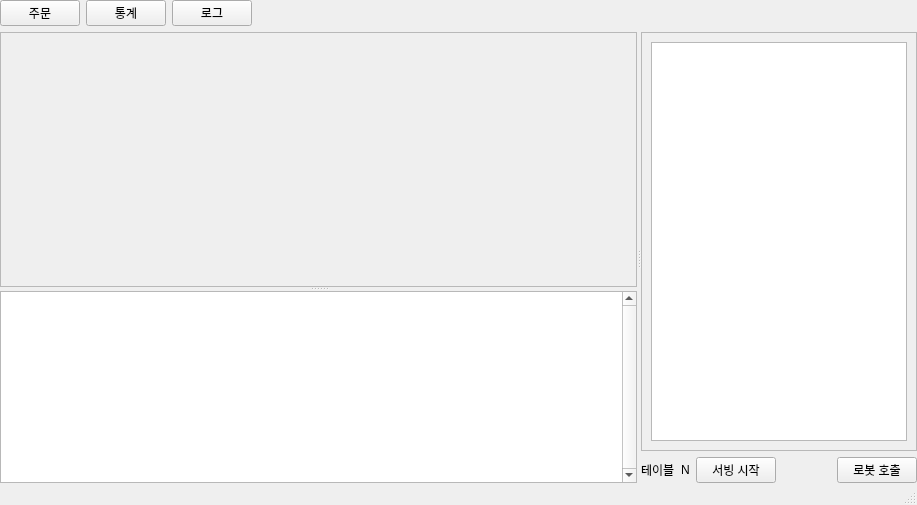
Before: the Qt Designer form src/ui/kitchen_display/widgets/MainWindow.ui in j0minjae/smart-delivery-robot, drawn with Qt 5.
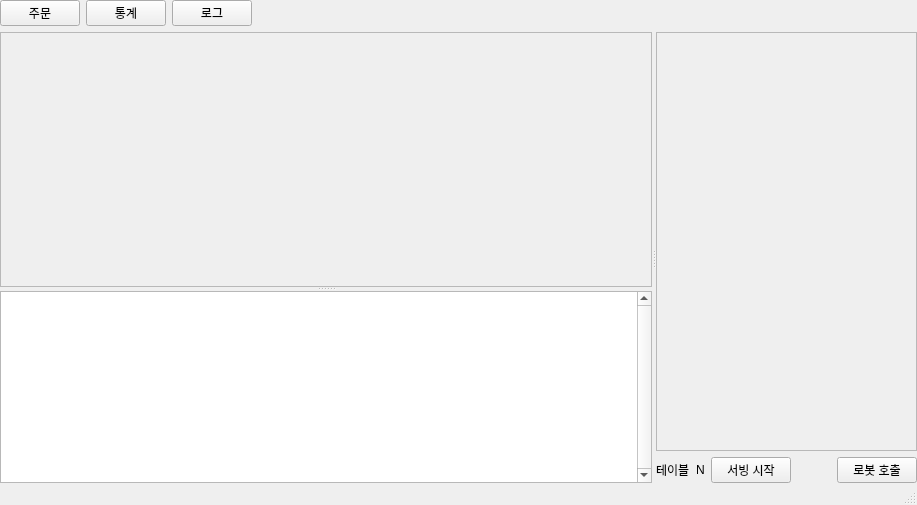
After: the same form once the commit is applied.

Patch:
```diff
--- a/src/ui/kitchen_display/widgets/MainWindow.ui
+++ b/src/ui/kitchen_display/widgets/MainWindow.ui
@@ -156,8 +156,8 @@
                     <rect>
                      <x>0</x>
                      <y>0</y>
-                     <width>566</width>
-                     <height>227</height>
+                     <width>596</width>
+                     <height>228</height>
                     </rect>
                    </property>
                    <layout class="QHBoxLayout" name="horizontalLayout">
@@ -187,8 +187,8 @@
                    <string>&lt;!DOCTYPE HTML PUBLIC &quot;-//W3C//DTD HTML 4.0//EN&quot; &quot;http://www.w3.org/TR/REC-html40/strict.dtd&quot;&gt;
 &lt;html&gt;&lt;head&gt;&lt;meta name=&quot;qrichtext&quot; content=&quot;1&quot; /&gt;&lt;style type=&quot;text/css&quot;&gt;
 p, li { white-space: pre-wrap; }
-&lt;/style&gt;&lt;/head&gt;&lt;body style=&quot; font-family:'Gulim'; font-size:9pt; font-weight:400; font-style:normal;&quot;&gt;
-&lt;p style=&quot;-qt-paragraph-type:empty; margin-top:0px; margin-bottom:0px; margin-left:0px; margin-right:0px; -qt-block-indent:0; text-indent:0px; font-family:'Ubuntu'; font-size:11pt;&quot;&gt;&lt;br /&gt;&lt;/p&gt;&lt;/body&gt;&lt;/html&gt;</string>
+&lt;/style&gt;&lt;/head&gt;&lt;body style=&quot; font-family:'Ubuntu'; font-size:11pt; font-weight:400; font-style:normal;&quot;&gt;
+&lt;p style=&quot;-qt-paragraph-type:empty; margin-top:0px; margin-bottom:0px; margin-left:0px; margin-right:0px; -qt-block-indent:0; text-indent:0px;&quot;&gt;&lt;br /&gt;&lt;/p&gt;&lt;/body&gt;&lt;/html&gt;</string>
                   </property>
                  </widget>
                 </widget>
@@ -222,13 +222,13 @@
                    <rect>
                     <x>0</x>
                     <y>0</y>
-                    <width>306</width>
-                    <height>388</height>
+                    <width>277</width>
+                    <height>385</height>
                    </rect>
                   </property>
                   <layout class="QHBoxLayout" name="horizontalLayout_3">
                    <item>
-                    <widget class="QListWidget" name="order_tickets_list"/>
+                    <layout class="QVBoxLayout" name="order_tickets_layout"/>
                    </item>
                   </layout>
                  </widget>
```
